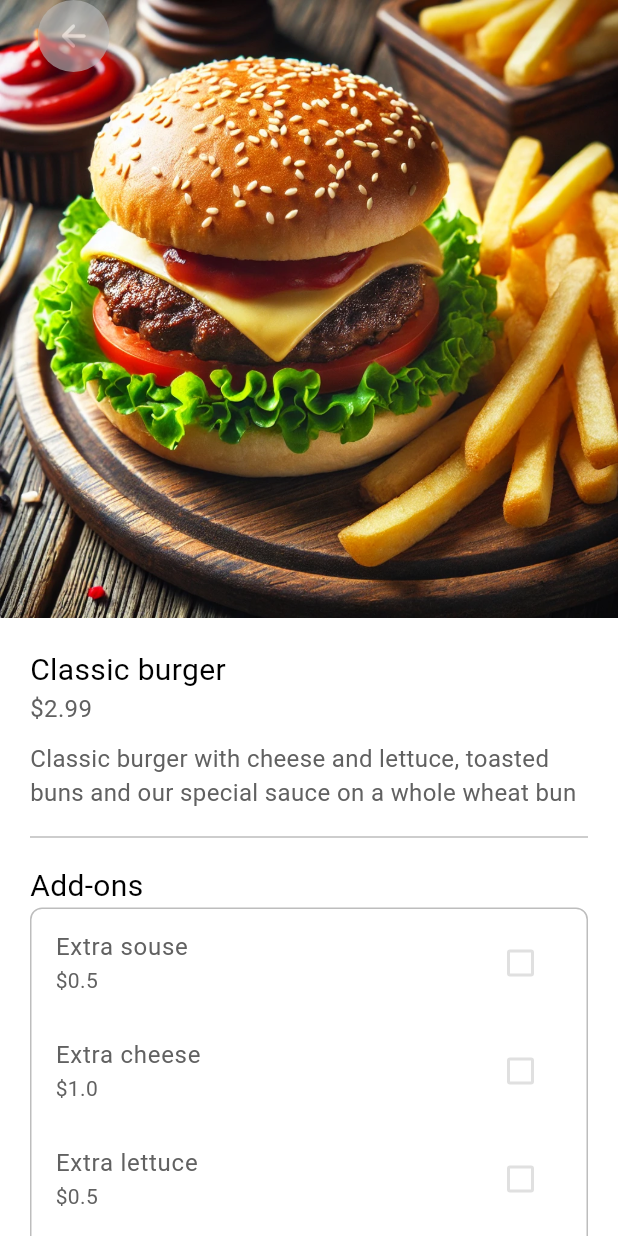
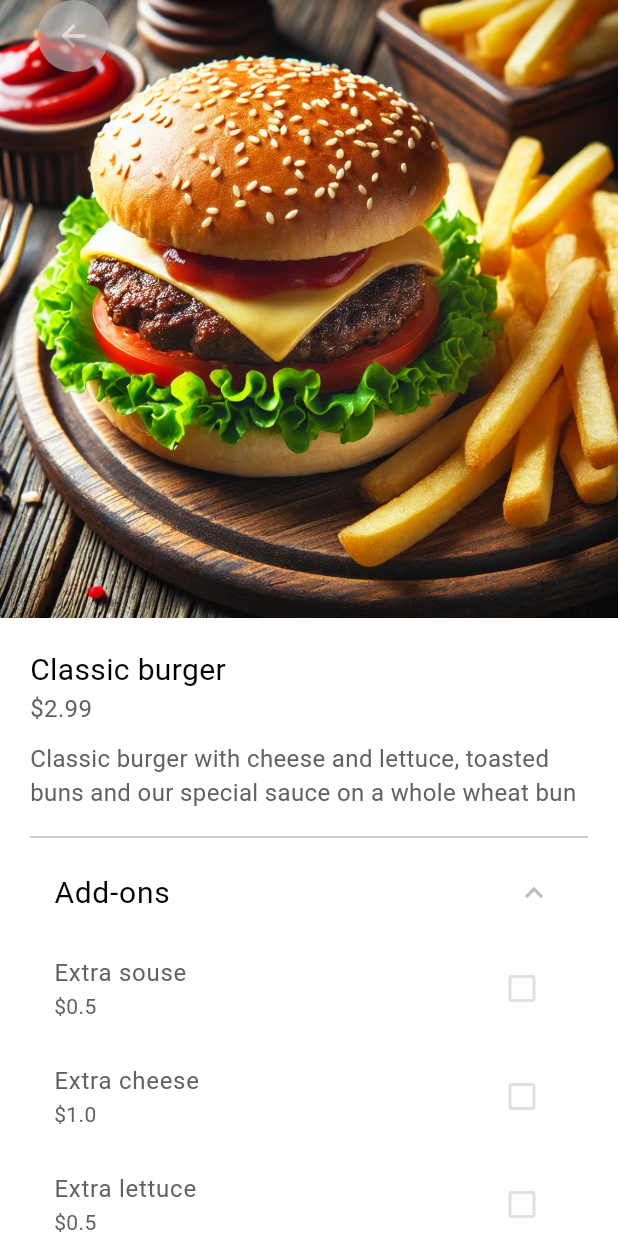
Before and after one commit to GabbenPapa/Flutter_food-delivery-app, a Flutter app: the screen it shows after launch, after a tap on "Classic burger", on a phone screen of 412 x 824 dp. Run offline on Flutter 3.47's test engine with Material 3 defaults, Android fonts, the phone set to English and light mode, and no system bars; our stand-ins replace shared_preferences.

```diff
--- a/lib/pages/food_details.dart
+++ b/lib/pages/food_details.dart
@@ -5,19 +5,64 @@ import '../models/food.dart';
 class FoodDetailsScreen extends StatefulWidget {
   static const routeName = '/food_screen';
   final Food food;
-  final Map<Addon, bool> selectedAddons = {};
 
-  FoodDetailsScreen({required this.food, super.key}) {
-    for (Addon addon in food.availableAddons) {
-      selectedAddons[addon] = false;
-    }
+  const FoodDetailsScreen({required this.food, super.key});
+
+  @override
+  State<FoodDetailsScreen> createState() => _FoodDetailsScreenState();
+}
+
+class _FoodDetailsScreenState extends State<FoodDetailsScreen> {
+  late Map<Addon, bool> selectedAddons;
+
+  @override
+  void initState() {
+    super.initState();
+    selectedAddons = {
+      for (var addon in widget.food.availableAddons) addon: false,
+    };
   }
 
-  @override
-  State<FoodDetailsScreen> createState() => _FoodPageState();
-}
+  Widget _buildAddOnsSection(BuildContext context) {
+    if (widget.food.availableAddons.isEmpty) return const SizedBox.shrink();
 
-class _FoodPageState extends State<FoodDetailsScreen> {
+    return Theme(
+      data: Theme.of(context).copyWith(dividerColor: Colors.transparent),
+      child: ExpansionTile(
+        initiallyExpanded: true,
+        title: Text(
+          'Add-ons',
+          style: TextStyle(
+            fontSize: 20,
+            color: Theme.of(context).colorScheme.inverseSurface,
+          ),
+        ),
+        children: widget.food.availableAddons.map((addon) {
+          return CheckboxListTile(
+            title: Text(
+              addon.name,
+              style: TextStyle(
+                color: Theme.of(context).colorScheme.inversePrimary,
+              ),
+            ),
+            subtitle: Text(
+              '\$${addon.price}',
+              style: TextStyle(
+                color: Theme.of(context).colorScheme.inversePrimary,
+              ),
+            ),
+            value: selectedAddons[addon] ?? false,
+            onChanged: (bool? value) {
+              setState(() {
+                selectedAddons[addon] = value ?? false;
+              });
+            },
+          );
+        }).toList(),
+      ),
+    );
+  }
+
   @override
   Widget build(BuildContext context) {
     return Stack(
@@ -49,7 +94,6 @@ class _FoodPageState extends State<FoodDetailsScreen> {
                           ),
                         ),
                         const SizedBox(height: 10),
-
                         Text(
                           widget.food.description,
                           style: TextStyle(
@@ -58,64 +102,11 @@ class _FoodPageState extends State<FoodDetailsScreen> {
                           ),
                         ),
                         const SizedBox(height: 10),
-
                         Divider(
                           color: Theme.of(context).colorScheme.primary,
                         ),
-
-                        const SizedBox(height: 10),
-                        // Addons
-                        Text(
-                          'Add-ons',
-                          style: TextStyle(
-                            fontSize: 20,
-                            color: Theme.of(context).colorScheme.inverseSurface,
-                          ),
-                        ),
-                        Container(
-                          decoration: BoxDecoration(
-                            border: Border.all(
-                              color: Theme.of(context).colorScheme.primary,
-                            ),
-                            borderRadius: BorderRadius.circular(8),
-                          ),
-                          child: ListView.builder(
-                            shrinkWrap: true,
-                            physics: const NeverScrollableScrollPhysics(),
-                            padding: EdgeInsets.zero,
-                            itemCount: widget.food.availableAddons.length,
-                            itemBuilder: (context, index) {
-                              Addon addon = widget.food.availableAddons[index];
-                              return CheckboxListTile(
-                                title: Text(
-                                  addon.name,
-                                  style: TextStyle(
-                                    color: Theme.of(context)
-                                        .colorScheme
-                                        .inversePrimary,
-                                  ),
-                                ),
-                                subtitle: Text(
-                                  '\$${addon.price}',
-                                  style: TextStyle(
-                                    color: Theme.of(context)
-                                        .colorScheme
-                                        .inversePrimary,
-                                  ),
-                                ),
-                                value: widget.selectedAddons[addon] ?? false,
-                                onChanged: (bool? value) {
-                                  setState(() {
-                                    widget.selectedAddons[addon] =
-                                        value ?? false;
-                                  });
-                                },
-                              );
-                            },
-                          ),
-                        ),
+                        _buildAddOnsSection(context),
                         const SizedBox(height: 20),
-
                         SizedBox(
                           width: double.infinity,
                           height: 60,
@@ -138,7 +129,6 @@ class _FoodPageState extends State<FoodDetailsScreen> {
                             ),
                           ),
                         ),
-
                         const SizedBox(height: 40),
                       ],
                     ),
@@ -148,8 +138,7 @@ class _FoodPageState extends State<FoodDetailsScreen> {
             ),
           ),
         ),
-
-        // Back Button
+        // Vissza gomb
         SafeArea(
           child: Opacity(
             opacity: 0.6,
```
